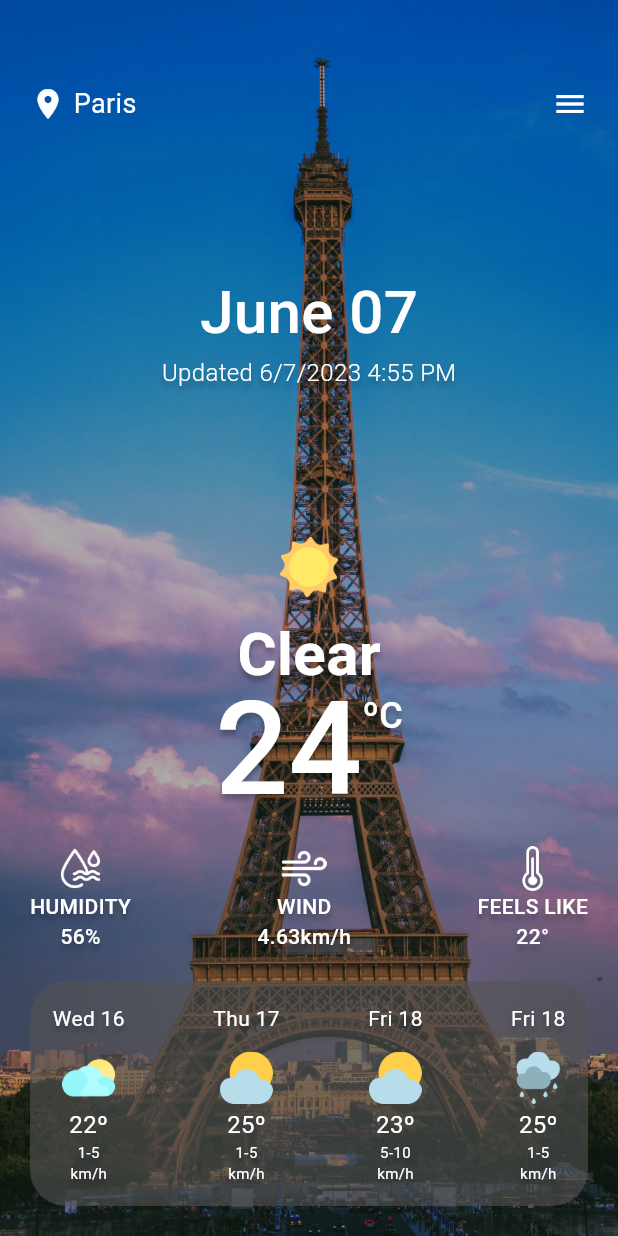
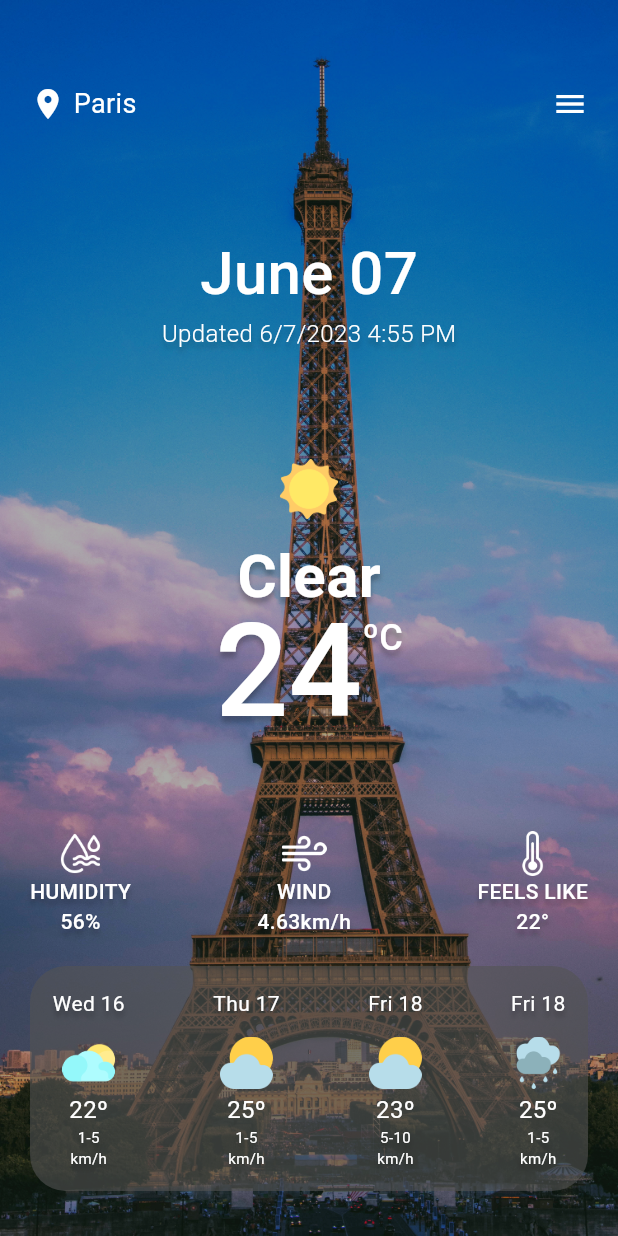
Before and after one commit to IT21175466/Weather-App, a Flutter app: the screen it shows after launch, on a phone screen of 412 x 824 dp. Run offline on Flutter 3.47's test engine with Material 2 defaults, Android fonts, the phone set to English and light mode, and no system bars; our stand-ins replace google_fonts.

Commit message:
Update HomePage.dart

```diff
--- a/lib/pages/screens/HomePage.dart
+++ b/lib/pages/screens/HomePage.dart
@@ -161,9 +161,7 @@ class _HomePageState extends State<HomePage> {
               ],
             ),
 
-            const SizedBox(
-              height: 30,
-            ),
+            const Spacer(),
 
             //Humidity Wind FeelsLike
             Padding(
@@ -584,7 +582,7 @@ class _HomePageState extends State<HomePage> {
             ),
 
             const SizedBox(
-              height: 20,
+              height: 30,
             ),
           ],
         ),
```
